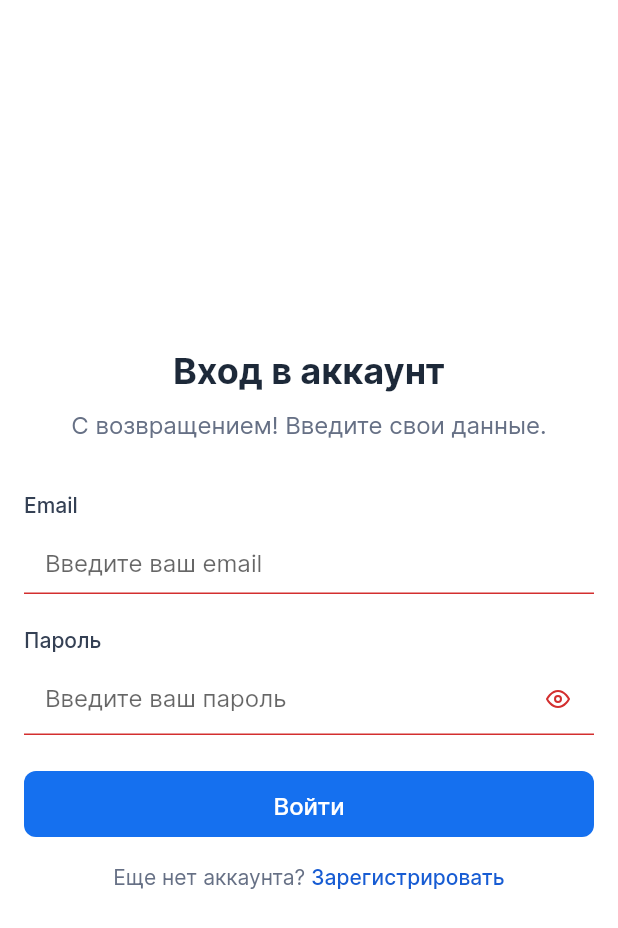
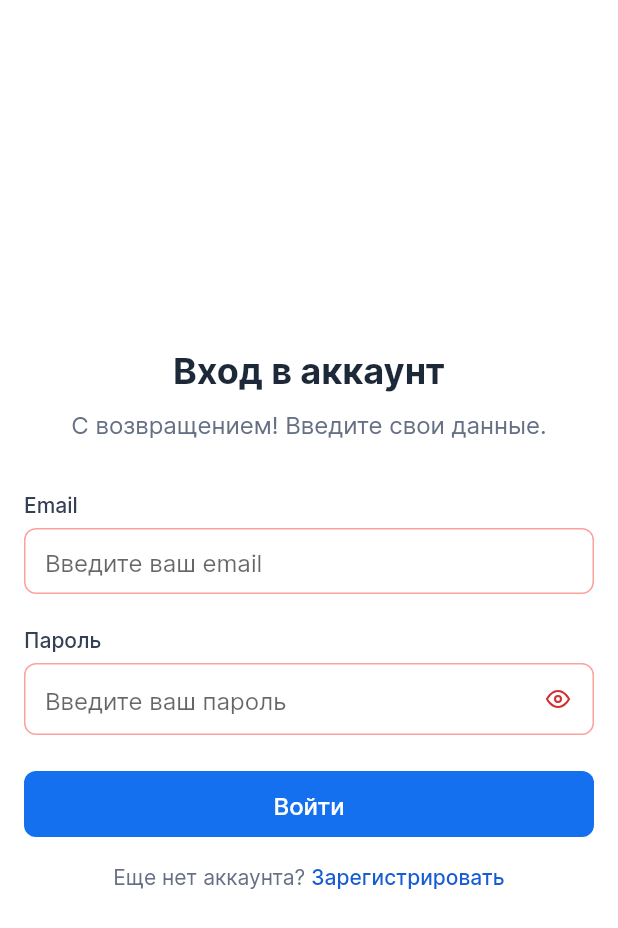
Before and after one commit to sultanfastakhiev/Lumi, a Flutter app: the screen it shows after launch, after a tap on "Войти", on a phone screen of 412 x 824 dp. Shown: the top 928 px of the screen. Run offline on Flutter 3.47's test engine with Material 2 defaults, Android fonts, the phone set to English and light mode, and no system bars; our stand-ins replace auto_route, dartz, dio, email_validator, equatable, flutter_bloc and 7 more; missing offline and left inert: curved_progress_bar; accounts and stored records are empty.

Commit message:
feat(mobile): create create_patient_screen ui

```diff
--- a/mobile/lib/components/inputs/default_input.dart
+++ b/mobile/lib/components/inputs/default_input.dart
@@ -12,6 +12,7 @@
   final bool expandInput;
   final bool? enabled;
   final TextEditingController? controller;
+  final String? initialValue;
 
   const Input({
     Key? key,
@@ -24,6 +25,7 @@
     this.expandInput = true,
     this.enabled,
     this.controller,
+    this.initialValue,
   }) : super(key: key);
 
   @override
@@ -39,6 +41,7 @@
           ),
           const SizedBox(height: 6),
           TextFormField(
+            initialValue: initialValue,
             controller: controller,
             enabled: enabled,
             validator: validator,
@@ -51,6 +54,20 @@
               contentPadding: const EdgeInsets.symmetric(horizontal: 14, vertical: 10),
               hintText: hint,
               errorStyle: const TextStyle(height: 0),
+              errorBorder: OutlineInputBorder(
+                borderRadius: BorderRadius.circular(8),
+                borderSide: const BorderSide(
+                  color: Color(0xFFFDA29B),
+                  width: 1,
+                ),
+              ),
+              focusedErrorBorder: OutlineInputBorder(
+                borderRadius: BorderRadius.circular(8),
+                borderSide: const BorderSide(
+                  color: Color(0xFFF97066),
+                  width: 1,
+                ),
+              ),
               enabledBorder: OutlineInputBorder(
                 borderRadius: BorderRadius.circular(8),
                 borderSide: BorderSide(
--- a/mobile/lib/components/inputs/password_input.dart
+++ b/mobile/lib/components/inputs/password_input.dart
@@ -57,6 +57,20 @@
                   width: 1,
                 ),
               ),
+              errorBorder: OutlineInputBorder(
+                borderRadius: BorderRadius.circular(8),
+                borderSide: const BorderSide(
+                  color: Color(0xFFFDA29B),
+                  width: 1,
+                ),
+              ),
+              focusedErrorBorder: OutlineInputBorder(
+                borderRadius: BorderRadius.circular(8),
+                borderSide: const BorderSide(
+                  color: Color(0xFFF97066),
+                  width: 1,
+                ),
+              ),
               errorStyle: const TextStyle(height: 0),
               focusedBorder: OutlineInputBorder(
                 borderRadius: BorderRadius.circular(8),
```
Also changed, not shown: mobile/lib/components/header.dart (added, +42 -0 lines), mobile/lib/feats/main/screens/create_patient_screen.dart (+78 -3 lines).
